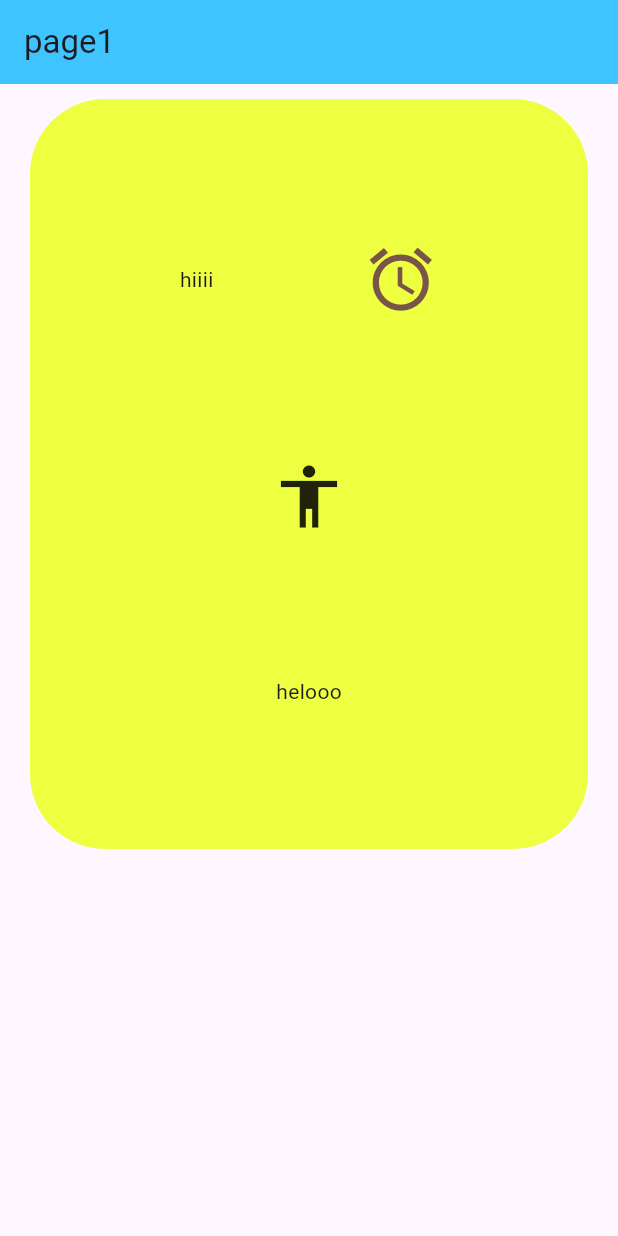
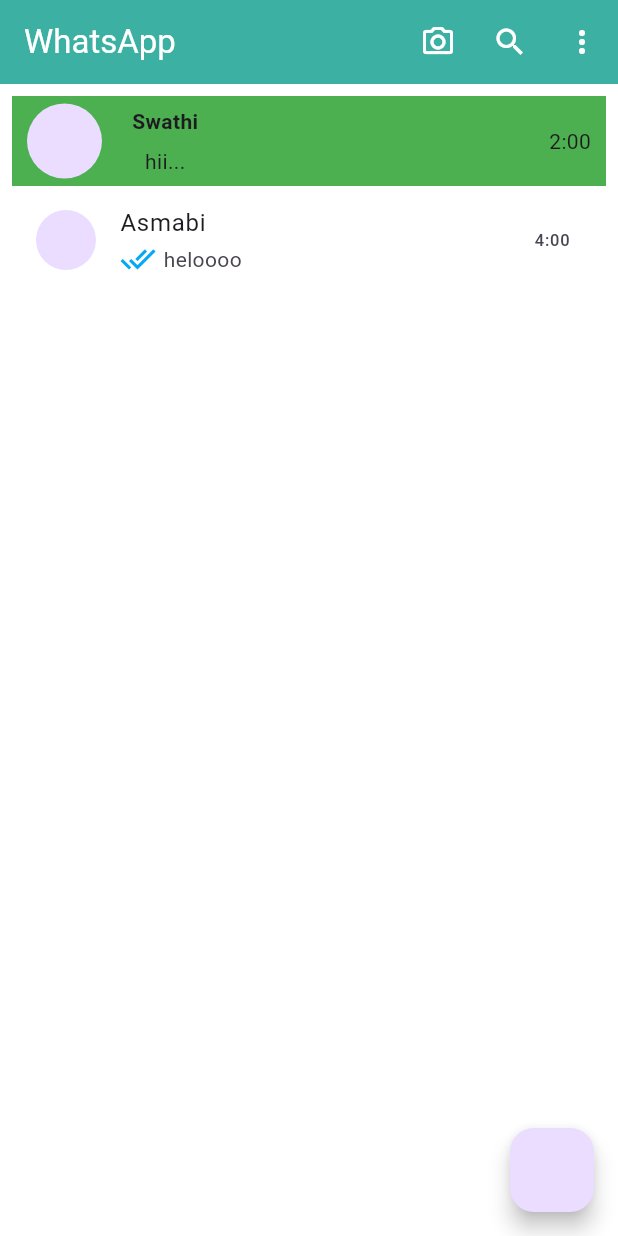
Before and after one commit to Swathi-krishna123/flutter-basic, a Flutter app: the screen it shows after launch, on a phone screen of 412 x 824 dp. Run offline on Flutter 3.47's test engine with Material 3 defaults, Android fonts, the phone set to English and light mode, and no system bars.

Commit message:
whatsapp static

```diff
--- /dev/null
+++ b/lib/datas.dart
@@ -0,0 +1,9 @@
+class Datas {
+  List<Map<String, dynamic>> items = [
+    {"name": "swathi", "message": "hiii", "time": 12.00},
+    {"name": "Aswathi", "message": "hii", "time": 12.00},
+    {"name": "Amrutha", "message": "hiiiii", "time": 12.00},
+    {"name": "Asritha", "message": "hi", "time": 12.00},
+    {"name": "Asmabi", "message": "hiiiiiii", "time": 12.00},
+  ];
+}
--- a/lib/main.dart
+++ b/lib/main.dart
@@ -1,5 +1,5 @@
 import 'package:flutter/material.dart';
-import 'package:flutter_project/page.dart';
+import 'package:flutter_project/listbuildersample.dart';
 
 void main() {
   runApp(const MyApp());
@@ -8,120 +8,96 @@ void main() {
 class MyApp extends StatelessWidget {
   const MyApp({super.key});
 
-  // This widget is the root of your application.
   @override
   Widget build(BuildContext context) {
     return MaterialApp(
       debugShowCheckedModeBanner: false,
-      title: 'Flutter Demo',
+      home: const HomeScreen(),
       theme: ThemeData(
-        // This is the theme of your application.
-        //
-        // TRY THIS: Try running your application with "flutter run". You'll see
-        // the application has a purple toolbar. Then, without quitting the app,
-        // try changing the seedColor in the colorScheme below to Colors.green
-        // and then invoke "hot reload" (save your changes or press the "hot
-        // reload" button in a Flutter-supported IDE, or press "r" if you used
-        // the command line to start the app).
-        //
-        // Notice that the counter didn't reset back to zero; the application
-        // state is not lost during the reload. To reset the state, use hot
-        // restart instead.
-        //
-        // This works for code too, not just values: Most code changes can be
-        // tested with just a hot reload.
-        colorScheme: ColorScheme.fromSeed(seedColor: Colors.deepPurple),
-        useMaterial3: true,
+        primaryColor: Colors.green[50],
       ),
-      home: HomePage(),
     );
   }
 }
 
-class MyHomePage extends StatefulWidget {
-  const MyHomePage({super.key, required this.title});
-
-  // This widget is the home page of your application. It is stateful, meaning
-  // that it has a State object (defined below) that contains fields that affect
-  // how it looks.
-
-  // This class is the configuration for the state. It holds the values (in this
-  // case the title) provided by the parent (in this case the App widget) and
-  // used by the build method of the State. Fields in a Widget subclass are
-  // always marked "final".
-
-  final String title;
-
-  @override
-  State<MyHomePage> createState() => _MyHomePageState();
-}
-
-class _MyHomePageState extends State<MyHomePage> {
-  int _counter = 0;
-
-  void _incrementCounter() {
-    setState(() {
-      // This call to setState tells the Flutter framework that something has
-      // changed in this State, which causes it to rerun the build method below
-      // so that the display can reflect the updated values. If we changed
-      // _counter without calling setState(), then the build method would not be
-      // called again, and so nothing would appear to happen.
-      _counter++;
-    });
-  }
+class HomeScreen extends StatelessWidget {
+  const HomeScreen({super.key});
 
   @override
   Widget build(BuildContext context) {
-    // This method is rerun every time setState is called, for instance as done
-    // by the _incrementCounter method above.
-    //
-    // The Flutter framework has been optimized to make rerunning build methods
-    // fast, so that you can just rebuild anything that needs updating rather
-    // than having to individually change instances of widgets.
     return Scaffold(
+      backgroundColor: Colors.white,
       appBar: AppBar(
-        // TRY THIS: Try changing the color here to a specific color (to
-        // Colors.amber, perhaps?) and trigger a hot reload to see the AppBar
-        // change color while the other colors stay the same.
-        backgroundColor: Colors.blueGrey,
-        // Here we take the value from the MyHomePage object that was created by
-        // the App.build method, and use it to set our appbar title.
-        title: Text('FLUTTER'),
+        backgroundColor: const Color.fromARGB(202, 9, 155, 138),
+        title: const Text("WhatsApp", style: TextStyle(color: Colors.white)),
+        actions: [
+          IconButton(
+              onPressed: () {},
+              icon: const Icon(
+                Icons.camera_alt_outlined,
+                color: Colors.white,
+              )),
+          IconButton(
+              onPressed: () {},
+              icon: const Icon(
+                Icons.search,
+                color: Colors.white,
+              )),
+          IconButton(
+              onPressed: () {},
+              icon: const Icon(
+                Icons.more_vert,
+                color: Colors.white,
+              )),
+        ],
       ),
-      body: Center(
-        // Center is a layout widget. It takes a single child and positions it
-        // in the middle of the parent.
+      body: Padding(
+        padding: const EdgeInsets.all(8.0),
         child: Column(
-          // Column is also a layout widget. It takes a list of children and
-          // arranges them vertically. By default, it sizes itself to fit its
-          // children horizontally, and tries to be as tall as its parent.
-          //
-          // Column has various properties to control how it sizes itself and
-          // how it positions its children. Here we use mainAxisAlignment to
-          // center the children vertically; the main axis here is the vertical
-          // axis because Columns are vertical (the cross axis would be
-          // horizontal).
-          //
-          // TRY THIS: Invoke "debug painting" (choose the "Toggle Debug Paint"
-          // action in the IDE, or press "p" in the console), to see the
-          // wireframe for each widget.
-          mainAxisAlignment: MainAxisAlignment.center,
-          children: <Widget>[
-            const Text(
-              'You have pushed the button this many times:',
+          children: [
+            Container(
+              padding: const EdgeInsets.symmetric(horizontal: 10),
+              color: Colors.green,
+              height: 60,
+              child: const Row(
+                children: [
+                  CircleAvatar(radius: 25),
+                  SizedBox(
+                    width: 20,
+                  ),
+                  Column(
+                    mainAxisAlignment: MainAxisAlignment.spaceEvenly,
+                    children: [
+                      Text(
+                        "Swathi",
+                        style: TextStyle(fontWeight: FontWeight.bold),
+                      ),
+                      Text("hii...")
+                    ],
+                  ),
+                  Spacer(),
+                  Text("2:00")
+                ],
+              ),
             ),
-            Text(
-              '$_counter',
-              style: Theme.of(context).textTheme.headlineMedium,
+            const ListTile(
+              leading: CircleAvatar(),
+              title: Text("Asmabi"),
+              subtitle: Row(
+                children: [
+                  Icon(Icons.done_all, color: Colors.lightBlue),
+                  SizedBox(width: 5),
+                  Text("heloooo"),
+                ],
+              ),
+              trailing: Text("4:00"),
             ),
           ],
         ),
       ),
-      floatingActionButton: FloatingActionButton(
-        onPressed: _incrementCounter,
-        tooltip: 'Increment',
-        child: const Icon(Icons.add),
-      ), // This trailing comma makes auto-formatting nicer for build methods.
+      floatingActionButton: FloatingActionButton(onPressed: () {
+        Navigator.of(context).push(MaterialPageRoute(builder:(context) => ListBuilder(),));
+      },),
     );
   }
 }
--- a/lib/page.dart
+++ /dev/null
@@ -1,48 +0,0 @@
-import 'package:flutter/material.dart';
-
-class HomePage extends StatelessWidget {
-  const HomePage({super.key});
-
-  @override
-  Widget build(BuildContext context) {
-    return Scaffold(
-      appBar: AppBar(
-        backgroundColor: Colors.lightBlueAccent,
-        title: const Text("page1"),
-      ),
-      body: Padding(
-        padding: const EdgeInsets.symmetric(
-          horizontal: 20,
-          vertical: 10,
-        ),
-        child: Container(
-          height: 500,
-          width: 1000,
-          decoration: BoxDecoration(
-              color: Colors.limeAccent,
-              borderRadius: BorderRadius.circular(50)),
-          child: const Center(
-              child: Column(
-            mainAxisAlignment: MainAxisAlignment.spaceEvenly,
-            children: [
-              Row(
-                mainAxisAlignment: MainAxisAlignment.spaceEvenly,
-                children: [
-                  Text("hiiii"),
-                  Icon(Icons.access_alarms_outlined,color:Colors.brown,size: 50),
-
-
-                ],
-              ),
-              Icon(
-                Icons.accessibility,
-                size: 50,
-              ),
-              Text("helooo")
-            ],
-          )),
-        ),
-      ),
-    );
-  }
-}
--- /dev/null
+++ b/lib/whatsapp.dart
@@ -0,0 +1,34 @@
+import 'package:flutter/material.dart';
+
+void main() {
+  runApp(const MyApp());
+}
+
+class MyApp extends StatelessWidget {
+  const MyApp({super.key});
+
+  @override
+  Widget build(BuildContext context) {
+    return MaterialApp(
+      home: const HomeScreen(),
+      theme: ThemeData(
+        primaryColor: Colors.green[50],
+      ),
+    );
+  }
+}
+
+class HomeScreen extends StatelessWidget {
+  const HomeScreen({super.key});
+
+  @override
+  Widget build(BuildContext context) {
+    return Scaffold(
+      backgroundColor: Colors.white,
+      appBar: AppBar(
+        backgroundColor: Colors.teal.shade700,
+        title: const Text("WhatsApp"),
+      ),
+    );
+  }
+}
```
Also changed, not shown: lib/details.dart (added, +14 -0 lines), lib/example1.dart (added, +127 -0 lines), lib/example2.dart (added, +52 -0 lines), lib/listbuildersample.dart (added, +62 -0 lines), 1 other file.
